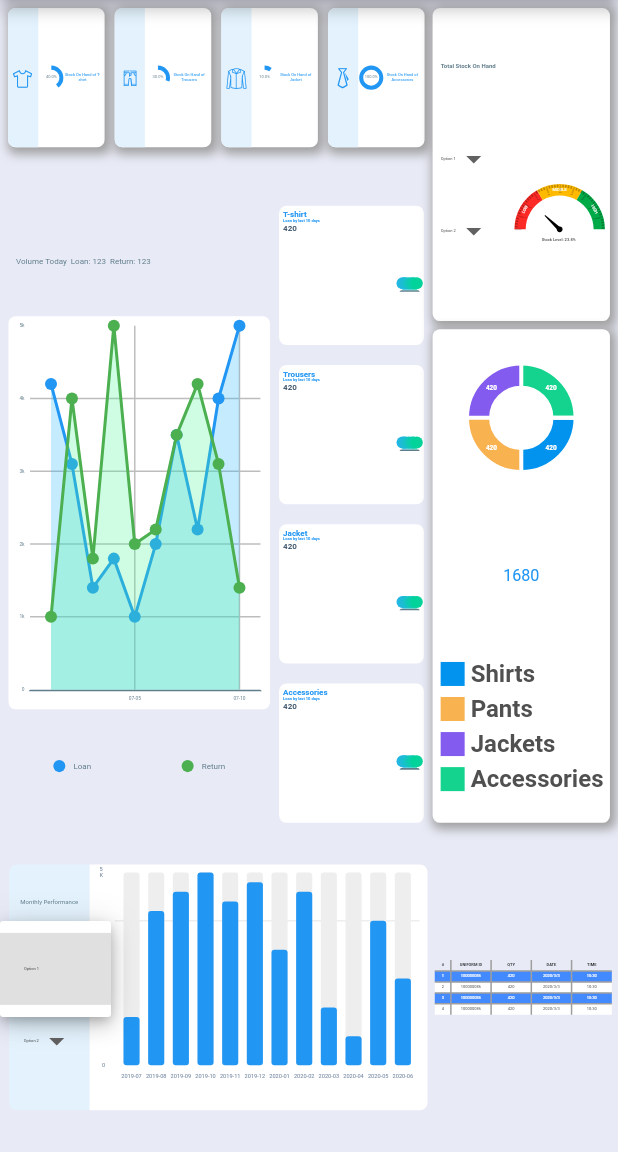
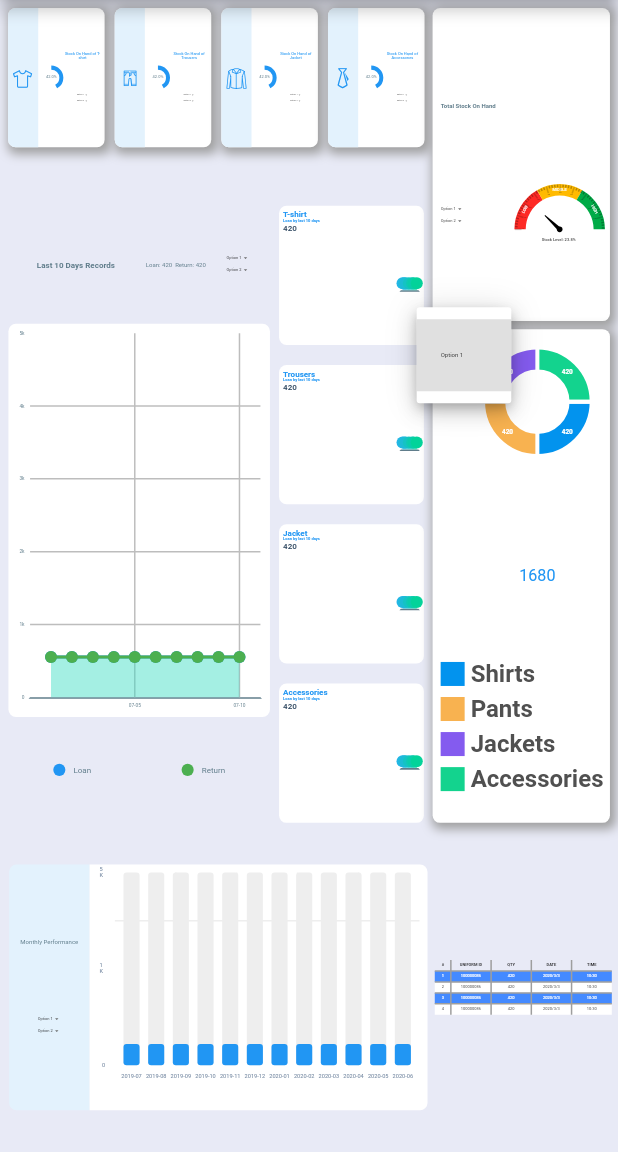
Before and after one commit to Jade-Zhang719/dashboard, a Flutter app: the screen it shows after launch, after a tap on "Option 1", on a phone screen of 412 x 824 dp, the part 84-1236 px from its top. Run offline on Flutter 3.47's test engine with Material 2 defaults, Android fonts, the phone set to English and light mode, and no system bars; drawn by our look-alikes of fl_chart, syncfusion_flutter_gauges; our stand-ins replace flutter_screenutil; missing offline and left inert: syncfusion_flutter_core.

Commit message:
add option button

```diff
--- a/lib/blocks/p1_stock_each.dart
+++ b/lib/blocks/p1_stock_each.dart
@@ -1,8 +1,11 @@
+import 'dart:math';
+
 import 'package:flutter/material.dart';
 import 'package:flutter_screenutil/flutter_screenutil.dart';
 
 import '../items/clothIcon.dart';
 import '../charts/pie_chart.dart';
+import '../items/optionButton.dart';
 
 class StockEach extends StatefulWidget {
   @override
@@ -10,6 +13,20 @@ class StockEach extends StatefulWidget {
 }
 
 class _StockEachState extends State<StockEach> {
+  int shirts;
+  int trousers;
+  int jackets;
+  int accessories;
+
+  @override
+  void initState() {
+    shirts = Random().nextInt(1000);
+    trousers = Random().nextInt(1000);
+    jackets = Random().nextInt(1000);
+    accessories = Random().nextInt(1000);
+    super.initState();
+  }
+
   @override
   Widget build(BuildContext context) {
     Container _stockCard(String variety, double stockPercent) {
@@ -73,15 +90,22 @@ class _StockEachState extends State<StockEach> {
             ),
             Container(
               width: 90.w,
+              height: 70.h,
               margin: EdgeInsets.only(right: 10.w),
               alignment: Alignment.center,
-              child: Text(
+              child: Column(
+                mainAxisAlignment: MainAxisAlignment.spaceEvenly,
+                children: [
+                  Text(
                     "Stock On Hand of $variety",
                     textAlign: TextAlign.center,
                     style: TextStyle(
                       color: Theme.of(context).primaryColor,
                       fontSize: 10.w,
                     ),
+                  ),
+                  OptionButton(txSize: 5.w),
+                ],
               ),
             ),
           ],
@@ -96,10 +120,10 @@ class _StockEachState extends State<StockEach> {
       child: Row(
         mainAxisAlignment: MainAxisAlignment.spaceBetween,
         children: [
-          _stockCard("T-shirt", 40),
-          _stockCard("Trousers", 30),
-          _stockCard("Jacket", 10),
-          _stockCard("Accessories", 100),
+          _stockCard("T-shirt", (shirts / 10).toDouble()),
+          _stockCard("Trousers", (trousers / 10).toDouble()),
+          _stockCard("Jacket", (jackets / 10).toDouble()),
+          _stockCard("Accessories", (accessories / 10).toDouble()),
         ],
       ),
     );
--- a/lib/blocks/p3_last10day_records.dart
+++ b/lib/blocks/p3_last10day_records.dart
@@ -1,6 +1,9 @@
-import '../charts/line_chart.dart';
 import 'package:flutter/material.dart';
 import 'package:flutter_screenutil/flutter_screenutil.dart';
+import 'dart:math';
+
+import '../charts/line_chart.dart';
+import '../items/optionButton.dart';
 
 class LastTenRecords extends StatefulWidget {
   @override
@@ -8,6 +11,16 @@ class LastTenRecords extends StatefulWidget {
 }
 
 class _LastTenRecordsState extends State<LastTenRecords> {
+  int loanQty;
+  int returnQty;
+
+  @override
+  void initState() {
+    loanQty = Random().nextInt(1000);
+    returnQty = Random().nextInt(1000);
+    super.initState();
+  }
+
   @override
   Widget build(BuildContext context) {
     return Container(
@@ -17,43 +30,35 @@ class _LastTenRecordsState extends State<LastTenRecords> {
         mainAxisAlignment: MainAxisAlignment.spaceEvenly,
         children: [
           Row(
+            mainAxisAlignment: MainAxisAlignment.spaceEvenly,
             children: [
               Container(
                 margin: EdgeInsets.only(left: 20.w),
                 child: Text(
-                  "Volume Today  Loan: 123  Return: 123",
+                  "Last 10 Days Records ",
                   style: TextStyle(
                     color: Colors.blueGrey,
                     fontSize: 20.w,
+                    fontWeight: FontWeight.bold,
                   ),
                 ),
               ),
+              Container(
+                margin: EdgeInsets.only(left: 20.w),
+                child: Text(
+                  "Loan: $loanQty  Return: $returnQty",
+                  style: TextStyle(
+                    color: Colors.blueGrey,
+                    fontSize: 15.w,
+                  ),
+                ),
+              ),
+              Container(
+                alignment: Alignment.center,
+                child: OptionButton(txSize: 10.w),
+              ),
             ],
           ),
-          // Row(
-          //   children: [
-          //     Container(
-          //       margin: EdgeInsets.only(left: 20.w),
-          //       child: Text(
-          //         "Loan: 123",
-          //         style: TextStyle(
-          //           color: Colors.blueGrey,
-          //           fontSize: 20.w,
-          //         ),
-          //       ),
-          //     ),
-          //     Container(
-          //       margin: EdgeInsets.only(left: 20.w),
-          //       child: Text(
-          //         "Return: 123",
-          //         style: TextStyle(
-          //           color: Colors.blueGrey,
-          //           fontSize: 20.w,
-          //         ),
-          //       ),
-          //     ),
-          //   ],
-          // ),
           RecordsLineChart(),
           Row(
             mainAxisSize: MainAxisSize.max,
--- a/lib/blocks/p5_today_loan.dart
+++ b/lib/blocks/p5_today_loan.dart
@@ -1,5 +1,6 @@
 import 'dart:math';
 
+import 'package:dashboard/items/optionButton.dart';
 import 'package:flutter/material.dart';
 import 'package:flutter_screenutil/flutter_screenutil.dart';
 
@@ -46,6 +47,23 @@ class _TodayLoanState extends State<TodayLoan> {
       child: Stack(
         children: [
           Container(
+            padding: EdgeInsets.only(left: 20.w, top: 20.w),
+            child: Column(
+              crossAxisAlignment: CrossAxisAlignment.start,
+              children: [
+                Text(
+                  "Volume Today",
+                  style: TextStyle(
+                    color: Colors.blueGrey,
+                    fontSize: 20.w,
+                    fontWeight: FontWeight.bold,
+                  ),
+                ),
+                OptionButton(txSize: 15.w),
+              ],
+            ),
+          ),
+          Container(
             padding: EdgeInsets.only(left: 20.w),
             child: Column(
               mainAxisSize: MainAxisSize.max,
@@ -87,13 +105,18 @@ class _TodayLoanState extends State<TodayLoan> {
               ],
             ),
           ),
-          LoanPieChart(
-            shirts: shirts,
-            pants: pants,
-            jackets: jackets,
-            accessories: accessories,
+          Container(
+            margin: EdgeInsets.only(left: 80.w),
+            child: LoanPieChart(
+              shirts: shirts,
+              pants: pants,
+              jackets: jackets,
+              accessories: accessories,
+            ),
           ),
-          Center(
+          Container(
+            margin: EdgeInsets.only(left: 80.w),
+            alignment: Alignment.center,
             child: Text(
               "$total",
               style: TextStyle(
--- a/lib/charts/bar_chart.dart
+++ b/lib/charts/bar_chart.dart
@@ -1,3 +1,5 @@
+import 'dart:math';
+
 import 'package:fl_chart/fl_chart.dart';
 import 'package:flutter/material.dart';
 import 'package:flutter_screenutil/flutter_screenutil.dart';
@@ -15,18 +17,18 @@ class RecordsBarChartState extends State<RecordsBarChart> {
     super.initState();
 
     barGroups = [
-      makeGroupData(0, 5),
-      makeGroupData(1, 16),
-      makeGroupData(2, 18),
-      makeGroupData(3, 20),
-      makeGroupData(4, 17),
-      makeGroupData(5, 19),
-      makeGroupData(6, 12),
-      makeGroupData(7, 18),
-      makeGroupData(8, 6),
-      makeGroupData(9, 3),
-      makeGroupData(10, 15),
-      makeGroupData(11, 9),
+      makeGroupData(0, Random().nextDouble() * 20),
+      makeGroupData(1, Random().nextDouble() * 20),
+      makeGroupData(2, Random().nextDouble() * 20),
+      makeGroupData(3, Random().nextDouble() * 20),
+      makeGroupData(4, Random().nextDouble() * 20),
+      makeGroupData(5, Random().nextDouble() * 20),
+      makeGroupData(6, Random().nextDouble() * 20),
+      makeGroupData(7, Random().nextDouble() * 20),
+      makeGroupData(8, Random().nextDouble() * 20),
+      makeGroupData(9, Random().nextDouble() * 20),
+      makeGroupData(10, Random().nextDouble() * 20),
+      makeGroupData(11, Random().nextDouble() * 20),
     ];
   }
 
--- a/lib/charts/line_chart.dart
+++ b/lib/charts/line_chart.dart
@@ -1,6 +1,7 @@
 import 'package:fl_chart/fl_chart.dart';
 import 'package:flutter/material.dart';
 import 'package:flutter_screenutil/flutter_screenutil.dart';
+import 'dart:math';
 
 class RecordsLineChart extends StatefulWidget {
   @override
@@ -140,16 +141,16 @@ List<LineChartBarData> linesBarData() {
   return [
     LineChartBarData(
       spots: [
-        FlSpot(1, 42),
-        FlSpot(2, 31),
-        FlSpot(3, 14),
-        FlSpot(4, 18),
-        FlSpot(5, 10),
-        FlSpot(6, 20),
-        FlSpot(7, 35),
-        FlSpot(8, 22),
-        FlSpot(9, 40),
-        FlSpot(10, 50),
+        FlSpot(1, Random().nextDouble() * 50),
+        FlSpot(2, Random().nextDouble() * 50),
+        FlSpot(3, Random().nextDouble() * 50),
+        FlSpot(4, Random().nextDouble() * 50),
+        FlSpot(5, Random().nextDouble() * 50),
+        FlSpot(6, Random().nextDouble() * 50),
+        FlSpot(7, Random().nextDouble() * 50),
+        FlSpot(8, Random().nextDouble() * 50),
+        FlSpot(9, Random().nextDouble() * 50),
+        FlSpot(10, Random().nextDouble() * 50),
       ],
       isCurved: true,
       curveSmoothness: 0,
@@ -168,16 +169,16 @@ List<LineChartBarData> linesBarData() {
     ),
     LineChartBarData(
       spots: [
-        FlSpot(1, 10),
-        FlSpot(2, 40),
-        FlSpot(3, 18),
-        FlSpot(4, 50),
-        FlSpot(5, 20),
-        FlSpot(6, 22),
-        FlSpot(7, 35),
-        FlSpot(8, 42),
-        FlSpot(9, 31),
-        FlSpot(10, 14),
+        FlSpot(1, Random().nextDouble() * 50),
+        FlSpot(2, Random().nextDouble() * 50),
+        FlSpot(3, Random().nextDouble() * 50),
+        FlSpot(4, Random().nextDouble() * 50),
+        FlSpot(5, Random().nextDouble() * 50),
+        FlSpot(6, Random().nextDouble() * 50),
+        FlSpot(7, Random().nextDouble() * 50),
+        FlSpot(8, Random().nextDouble() * 50),
+        FlSpot(9, Random().nextDouble() * 50),
+        FlSpot(10, Random().nextDouble() * 50),
       ],
       isCurved: true,
       curveSmoothness: 0,
--- a/lib/items/optionButton.dart
+++ b/lib/items/optionButton.dart
@@ -36,10 +36,18 @@ class _OptionButtonState extends State<OptionButton> {
   Widget build(BuildContext context) {
     return Container(
       child: Column(
+        mainAxisSize: MainAxisSize.min,
         children: [
-          DropdownButton<String>(
+          Container(
+            height: txSize * 3,
+            child: DropdownButton<String>(
+              iconSize: txSize * 2,
               dropdownColor: Colors.white,
               value: dropdownValue1,
+              style: TextStyle(
+                color: Colors.black,
+                fontSize: txSize,
+              ),
               onChanged: (String newValue) {
                 setState(() {
                   dropdownValue1 = newValue;
@@ -62,9 +70,17 @@ class _OptionButtonState extends State<OptionButton> {
                 );
               }).toList(),
             ),
-          DropdownButton<String>(
+          ),
+          Container(
+            height: txSize * 3,
+            child: DropdownButton<String>(
+              iconSize: txSize * 2,
               dropdownColor: Colors.white,
               value: dropdownValue2,
+              style: TextStyle(
+                color: Colors.black,
+                fontSize: txSize,
+              ),
               onChanged: (String newValue) {
                 setState(() {
                   dropdownValue2 = newValue;
@@ -87,6 +103,7 @@ class _OptionButtonState extends State<OptionButton> {
                 );
               }).toList(),
             ),
+          ),
         ],
       ),
     );
```
Lines whose indentation alone changed are shown as unchanged.
